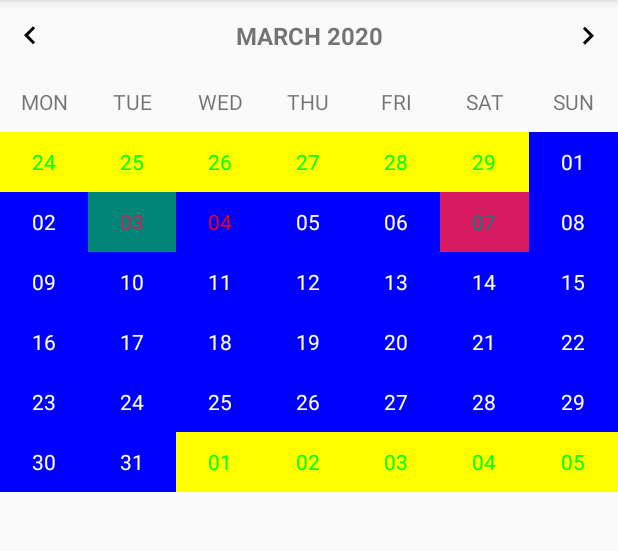
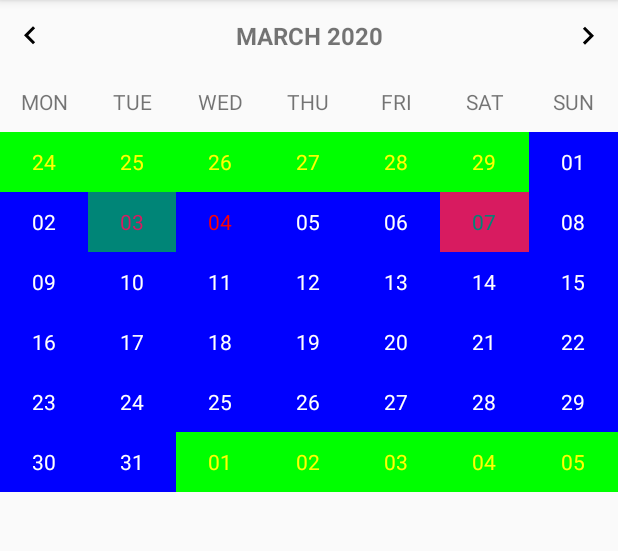
Before and after one commit to VarunBarad/Highlightable-Calendar-View, an Android app: the screen it shows after launch (MainActivity), on a phone screen of 412 x 824 dp, the part 84-635 px from its top. Run offline under Robolectric (Android 15) with nearby library versions, the phone set to English and light mode, and no system bars; our stand-ins replace data binding.

Commit message:
Fix color assignment

```diff
--- a/highlightable-calendar-view/src/main/java/com/varunbarad/highlightable_calendar_view/HighlightableCalendarView.kt
+++ b/highlightable-calendar-view/src/main/java/com/varunbarad/highlightable_calendar_view/HighlightableCalendarView.kt
@@ -300,8 +300,8 @@ class HighlightableCalendarView @JvmOverloads constructor(
             dayView.bind(date)
 
             if (!monthCalendar.isSameMonth(date)) {
-                dayView.setBackgroundColor(this.dayTextColorDisabled)
-                dayView.setTextColor(this.dayBackgroundColorDisabled)
+                dayView.setBackgroundColor(this.dayBackgroundColorDisabled)
+                dayView.setTextColor(this.dayTextColorDisabled)
             } else {
                 dayView.setBackgroundColor(this.dayBackgroundColorEnabled)
                 dayView.setTextColor(this.dayTextColorEnabled)
```
